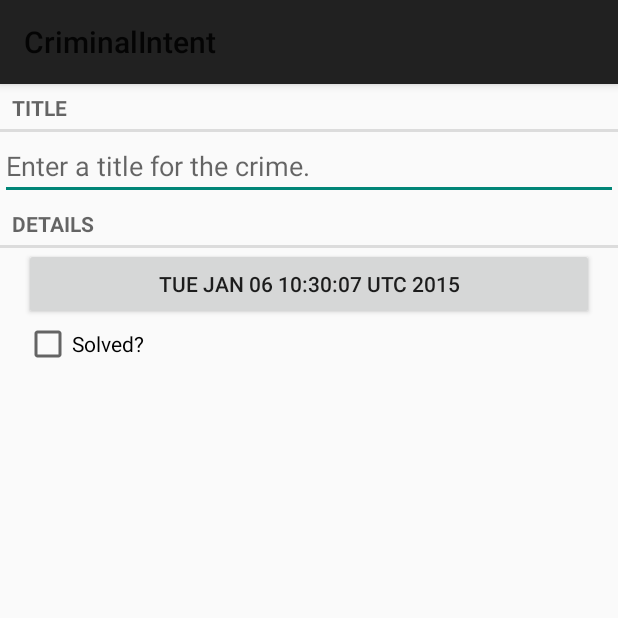
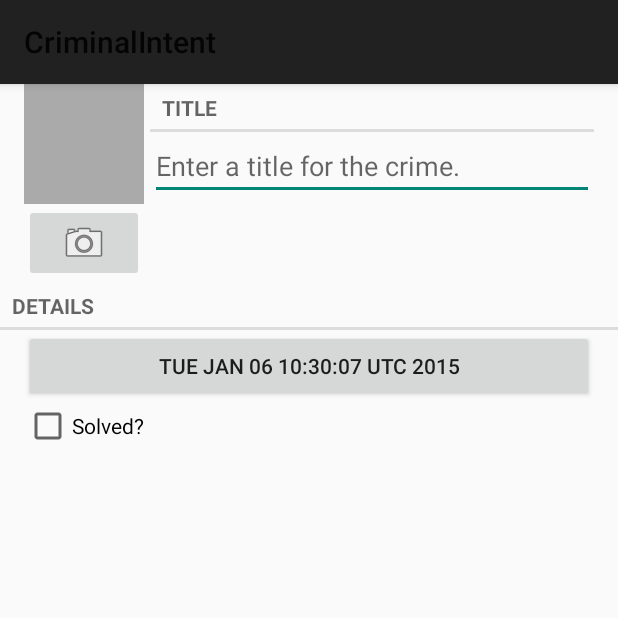
Before and after one commit to BrandonLMorris/AndroidProgramming, an Android app: the CrimeFragment screen opened directly, with no data from a screen before it, on a phone screen of 412 x 824 dp, the top half of it. Run offline under Robolectric (Android 15) with nearby library versions, the phone set to English and light mode, and no system bars; libraries missing offline, so code that uses them is left out: junit.runner.

Commit message:
Added camera functionality, sort of

```diff
--- a/CriminalIntent/app/src/main/java/com/example/bmorris/criminalintent/Crime.java
+++ b/CriminalIntent/app/src/main/java/com/example/bmorris/criminalintent/Crime.java
@@ -16,6 +16,7 @@ public class Crime {
     private static final String JSON_TITLE = "title";
     private static final String JSON_SOLVED = "solved";
     private static final String JSON_DATE = "date";
+    private static final String JSON_PHOTO = "photo";
 
     private static final String TAG = "crime.java";
 
@@ -23,6 +24,7 @@ public class Crime {
     private String mTitle;
     private Date mDate;
     private boolean mSolved;
+    private Photo mPhoto;
 
     public Crime() {
         //Generate unique identifier
@@ -37,6 +39,8 @@ public class Crime {
         }
         mSolved = json.getBoolean(JSON_SOLVED);
         mDate = new Date(json.getLong(JSON_DATE));
+        if(json.has(JSON_PHOTO))
+            mPhoto = new Photo(json.getJSONObject(JSON_PHOTO));
     }
 
     public JSONObject toJSON() throws JSONException {
@@ -45,6 +49,8 @@ public class Crime {
         json.put(JSON_TITLE, mTitle);
         json.put(JSON_SOLVED, mSolved);
         json.put(JSON_DATE, mDate.getTime());
+        if(mPhoto != null)
+            json.put(JSON_PHOTO, mPhoto.toJSON());
         return json;
     }
 
@@ -81,4 +87,12 @@ public class Crime {
     public void setSolved(boolean solved) {
         mSolved = solved;
     }
+
+    public Photo getPhoto() {
+        return mPhoto;
+    }
+
+    public void setPhoto(Photo p) {
+        mPhoto = p;
+    }
 }
--- a/CriminalIntent/app/src/main/java/com/example/bmorris/criminalintent/CrimeFragment.java
+++ b/CriminalIntent/app/src/main/java/com/example/bmorris/criminalintent/CrimeFragment.java
@@ -3,6 +3,9 @@ package com.example.bmorris.criminalintent;
 import android.annotation.TargetApi;
 import android.app.Activity;
 import android.content.Intent;
+import android.content.pm.PackageManager;
+import android.graphics.drawable.BitmapDrawable;
+import android.hardware.Camera;
 import android.os.Build;
 import android.os.Bundle;
 import android.support.v4.app.Fragment;
@@ -10,6 +13,7 @@ import android.support.v4.app.FragmentManager;
 import android.support.v4.app.NavUtils;
 import android.text.Editable;
 import android.text.TextWatcher;
+import android.util.Log;
 import android.view.ContextMenu;
 import android.view.LayoutInflater;
 import android.view.Menu;
@@ -20,6 +24,10 @@ import android.widget.Button;
 import android.widget.CheckBox;
 import android.widget.CompoundButton;
 import android.widget.EditText;
+import android.widget.ImageButton;
+import android.widget.ImageView;
+
+import junit.runner.Version;
 
 import java.util.Date;
 import java.util.UUID;
@@ -28,14 +36,19 @@ import java.util.UUID;
  * Created by bmorris on 1/4/15.
  */
 public class CrimeFragment extends Fragment {
+    public static final String TAG = "CrimeFragment";
     public static final String EXTRA_CRIME_ID = "com.example.android.criminalintent.crime_id";
     public static final String DIALOG_DATE = "date";
     public static final int REQUEST_DATE = 0;
+    public static final int REQUEST_PHOTO = 1;
 
     private Crime mCrime;
     private EditText mTitleField;
     private Button mDateButton;
     private CheckBox mSolvedCheckBox;
+    private ImageButton mPhotoButton;
+    private ImageView mPhotoView;
+    private static final String DIALOG_IMAGE = "image";
 
     @Override
     public void onCreate(Bundle savedInstanceState) {
@@ -103,7 +116,50 @@ public class CrimeFragment extends Fragment {
             }
         });
 
+        mPhotoButton = (ImageButton)v.findViewById(R.id.crime_imageButton);
+        mPhotoButton.setOnClickListener(new View.OnClickListener() {
+            @Override
+            public void onClick(View v) {
+                Intent i = new Intent(getActivity(), CrimeCameraActivity.class);
+                startActivityForResult(i, REQUEST_PHOTO);
+            }
+        });
+
+        mPhotoView = (ImageView)v.findViewById(R.id.crime_imageView);
+        mPhotoView.setOnClickListener(new View.OnClickListener() {
+            public void onClick(View v) {
+                Photo p = mCrime.getPhoto();
+                if(p == null)
+                    return;
+
+                FragmentManager fm = getActivity().getSupportFragmentManager();
+                String path = getActivity().getFileStreamPath(p.getFilename()).getAbsolutePath();
+                ImageFragment.newInstance(path).show(fm, DIALOG_IMAGE);
+            }
+        });
+
+        //If camera is not available, disable camera funtionality
+        PackageManager pm = getActivity().getPackageManager();
+        boolean hasACamera = pm.hasSystemFeature(PackageManager.FEATURE_CAMERA) ||
+                pm.hasSystemFeature(PackageManager.FEATURE_CAMERA_FRONT) ||
+                (Build.VERSION.SDK_INT >= Build.VERSION_CODES.GINGERBREAD &&
+                Camera.getNumberOfCameras() > 0);
+        if(!hasACamera) {
+            mPhotoButton.setEnabled(false);
+        }
+
         return v;
+    }
+
+    private void showPhoto() {
+        //(Re)set the image button's image based on our photo
+        Photo p = mCrime.getPhoto();
+        BitmapDrawable b = null;
+        if(p != null) {
+            String path = getActivity().getFileStreamPath(p.getFilename()).getAbsolutePath();
+            b = PictureUtils.getScaledDrawable(getActivity(), path);
+        }
+        mPhotoView.setImageDrawable(b);
     }
 
     public static CrimeFragment newInstance(UUID crimeId) {
@@ -123,6 +179,15 @@ public class CrimeFragment extends Fragment {
             Date date = (Date)data.getSerializableExtra(DatePickerFragment.EXTRA_DATE);
             mCrime.setDate(date);
             updateDate();
+        } else if(requestCode == REQUEST_PHOTO) {
+            //Create a new Photo object and attach it to the crime
+            String filename = data.getStringExtra(CrimeCameraFragment.EXTRA_PHOTO_FILENAME);
+            if(filename != null) {
+                Photo p = new Photo(filename);
+                mCrime.setPhoto(p);
+                showPhoto();
+                Log.i(TAG, "Crime: " + mCrime.getTitle() + " has a photo");
+            }
         }
     }
 
@@ -139,12 +204,22 @@ public class CrimeFragment extends Fragment {
         }
     }
 
-
-
     @Override
     public void onPause() {
         super.onPause();
         CrimeLab.get(getActivity()).saveCrimes();
     }
 
+    @Override
+    public void onStart() {
+        super.onStart();
+        showPhoto();
+    }
+
+    @Override
+    public void onStop() {
+        super.onStop();
+        PictureUtils.cleanImageView(mPhotoView);
+    }
+
 }
--- a/CriminalIntent/app/src/main/res/layout-land/fragment_crime.xml
+++ b/CriminalIntent/app/src/main/res/layout-land/fragment_crime.xml
@@ -3,6 +3,43 @@
               android:orientation="vertical"
               android:layout_width="match_parent"
               android:layout_height="match_parent">
+
+    <LinearLayout
+        android:layout_width="fill_parent"
+        android:layout_height="wrap_content"
+        android:orientation="horizontal"
+        android:layout_marginLeft="16dp"
+        android:layout_marginTop="16dp">
+
+        <LinearLayout
+            android:layout_width="wrap_content"
+            android:layout_height="wrap_content"
+            android:orientation="vertical"
+            android:layout_marginRight="4dp">
+
+            <ImageView
+                android:id="@+id/crime_imageView"
+                android:layout_width="80dp"
+                android:layout_height="80dp"
+                android:scaleType="centerInside"
+                android:background="@android:color/darker_gray"
+                android:cropToPadding="true"
+                />
+
+            <ImageButton
+                android:id="@+id/crime_imageButton"
+                android:layout_width="match_parent"
+                android:layout_height="wrap_content"
+                android:src="@android:drawable/ic_menu_camera"
+                />
+
+        </LinearLayout>
+
+        <LinearLayout
+            android:layout_width="wrap_content"
+            android:layout_height="wrap_content"
+            android:orientation="vertical"
+            android:layout_weight="1">
 
             <TextView
                 android:layout_width="match_parent"
@@ -11,11 +48,16 @@
                 style="?android:listSeparatorTextViewStyle"
                 />
 
-    <EditText android:id="@+id/crime_title"
+            <EditText
+                android:id="@+id/crime_title"
                 android:layout_width="match_parent"
                 android:layout_height="wrap_content"
                 android:hint="@string/crime_title_hint"
                 />
+
+        </LinearLayout>
+
+    </LinearLayout>
 
     <TextView
         android:layout_width="match_parent"
--- a/CriminalIntent/app/src/main/res/layout/fragment_crime.xml
+++ b/CriminalIntent/app/src/main/res/layout/fragment_crime.xml
@@ -3,6 +3,43 @@
               android:orientation="vertical"
               android:layout_width="match_parent"
               android:layout_height="match_parent">
+
+    <LinearLayout
+        android:layout_width="fill_parent"
+        android:layout_height="wrap_content"
+        android:orientation="horizontal"
+        android:layout_marginLeft="16dp"
+        android:layout_marginRight="16dp">
+
+        <LinearLayout
+            android:layout_width="wrap_content"
+            android:layout_height="wrap_content"
+            android:orientation="vertical"
+            android:layout_marginRight="4dp">
+
+            <ImageView
+                android:id="@+id/crime_imageView"
+                android:layout_width="80dp"
+                android:layout_height="80dp"
+                android:scaleType="centerInside"
+                android:background="@android:color/darker_gray"
+                android:cropToPadding="true"
+                />
+
+            <ImageButton
+                android:id="@+id/crime_imageButton"
+                android:layout_width="match_parent"
+                android:layout_height="wrap_content"
+                android:src="@android:drawable/ic_menu_camera"
+                />
+
+        </LinearLayout>
+
+        <LinearLayout
+            android:layout_width="wrap_content"
+            android:layout_height="wrap_content"
+            android:orientation="vertical"
+            android:layout_weight="1">
 
             <TextView
                 android:layout_width="match_parent"
@@ -16,6 +53,10 @@
                       android:layout_height="wrap_content"
                       android:hint="@string/crime_title_hint"
                 />
+
+        </LinearLayout>
+
+    </LinearLayout>
 
     <TextView
         android:layout_width="match_parent"
--- a/CriminalIntent/app/src/main/res/values/strings.xml
+++ b/CriminalIntent/app/src/main/res/values/strings.xml
@@ -15,5 +15,6 @@
     <string name="hide_subtitle">Hide Subtitle</string>
     <string name="subtitle">If you see something, say something</string>
     <string name="delete_crime">Delete</string>
+    <string name="take">Take!</string>
 
 </resources>
```
Also changed, not shown: CriminalIntent/app/src/main/AndroidManifest.xml (+7 -0 lines), CriminalIntent/app/src/main/java/com/example/bmorris/criminalintent/CrimeCameraActivity.java (added, +26 -0 lines), CriminalIntent/app/src/main/java/com/example/bmorris/criminalintent/CrimeCameraFragment.java (added, +182 -0 lines), CriminalIntent/app/src/main/java/com/example/bmorris/criminalintent/ImageFragment.java (added, +47 -0 lines), CriminalIntent/app/src/main/java/com/example/bmorris/criminalintent/Photo.java (added, +32 -0 lines), CriminalIntent/app/src/main/java/com/example/bmorris/criminalintent/PictureUtils.java (added, +57 -0 lines), CriminalIntent/app/src/main/res/layout/fragment_crime_camera.xml (added, +42 -0 lines). Lines whose indentation alone changed are shown as unchanged.
